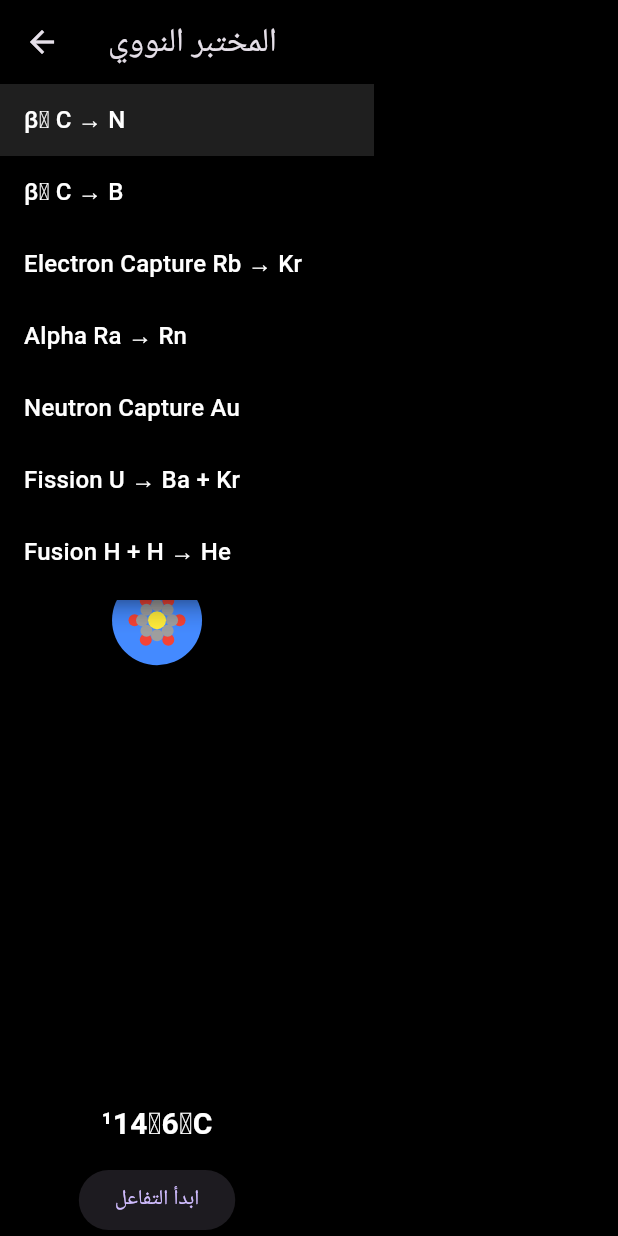
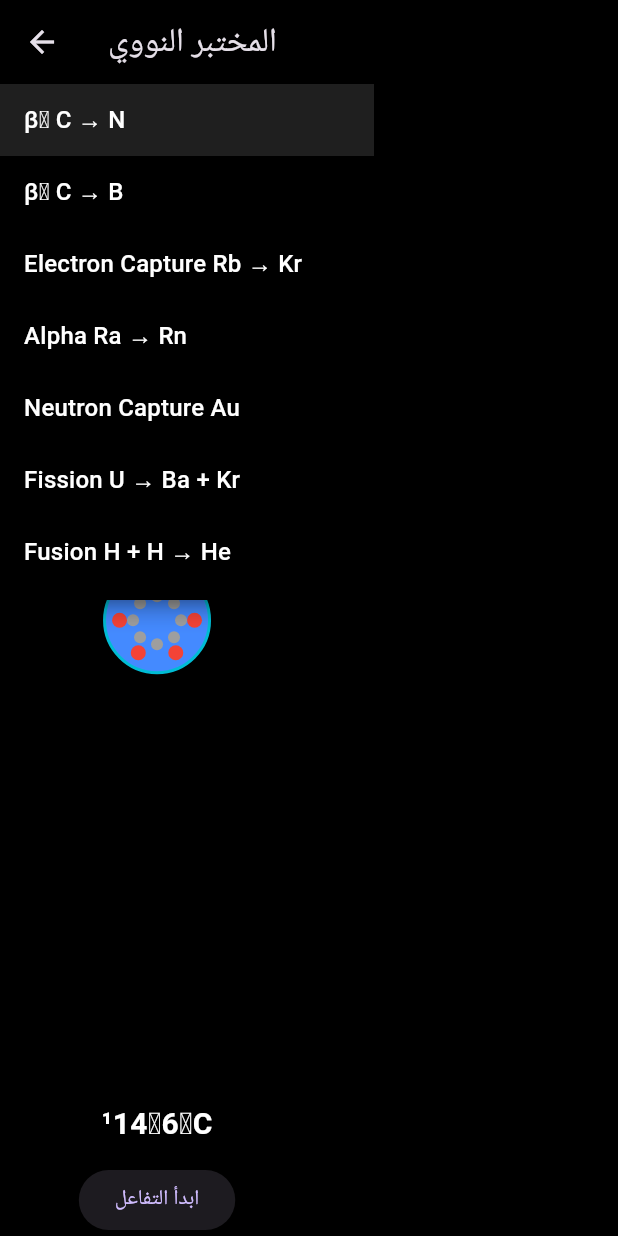
Before and after one commit to 6838gamal/chem-highschool-3rd, a Flutter app: the BondingScreen screen opened directly, after a tap on "β⁻ C → N", on a phone screen of 412 x 824 dp. Run offline on Flutter 3.47's test engine with Material 3 defaults, Android fonts, the phone set to English and light mode, and no system bars; our stand-ins replace fl_chart.

Commit message:
Improve nuclear structure and stability animation for better visual clarity
Update generated JavaScript code for animation rendering and object property access.

Replit-Commit-Author: Agent
Replit-Commit-Session-Id: eb070695-6746-44c1-a7c5-7d8038d3c05c
Replit-Commit-Checkpoint-Type: full_checkpoint
Replit-Commit-Event-Id: f820316b-fea8-4674-90a9-445fb89e7613
Replit-Commit-Screenshot-Url: https://storage.googleapis.com/screenshot-production-us-central1/0f424a1a-0f7b-4639-a0bb-80509891ff8c/eb070695-6746-44c1-a7c5-7d8038d3c05c/FK3EsWX
Replit-Helium-Checkpoint-Created: true

```diff
--- a/lib/lessons/bonding_lesson.dart
+++ b/lib/lessons/bonding_lesson.dart
@@ -46,7 +46,7 @@ class _BondingScreenState extends State<BondingScreen>
 
     controller = AnimationController(
       vsync: this,
-      duration: const Duration(seconds: 6),
+      duration: const Duration(seconds: 8),
     );
 
     reactions = [
@@ -197,28 +197,33 @@ class NuclearPainter extends CustomPainter {
 
   @override
   void paint(Canvas canvas, Size size) {
-    final start = Offset(size.width * 0.2, size.height / 2);
-    final end = Offset(size.width * 0.8, size.height / 2);
+    final start = Offset(size.width * 0.1, size.height / 2);
+    final end = Offset(size.width * 0.9, size.height / 2);
 
-    final pos = Offset.lerp(start, end, t)!;
+    // Smooth easing for more natural movement
+    double easeT = t < 0.5 ? 2 * t * t : -1 + (4 - 2 * t) * t;
+    final pos = Offset.lerp(start, end, easeT)!;
 
-    double shake = (t > 0.3 && t < 0.6) ? sin(t * 40) * 5 : 0;
+    double shake = (t > 0.25 && t < 0.65) ? sin(t * 50) * 8 : 0;
     final c = pos + Offset(shake, 0);
 
     final current = _interpolateNucleus(before, after, t);
 
-    // Glow
-    double glow = (t > 0.3 && t < 0.6) ? (1 - (t - 0.3) * 3) : 0;
+    // Enhanced glow effect
+    double glowIntensity = 0.0;
+    if (t > 0.2 && t < 0.7) {
+      glowIntensity = sin((t - 0.2) * pi / 0.5) * 0.8;
+    }
     final glowPaint = Paint()
-      ..color = Colors.orange.withOpacity(glow)
-      ..maskFilter = const MaskFilter.blur(BlurStyle.normal, 25);
+      ..color = Colors.orange.withOpacity(glowIntensity)
+      ..maskFilter = const MaskFilter.blur(BlurStyle.normal, 35);
 
-    canvas.drawCircle(c, 60, glowPaint);
+    canvas.drawCircle(c, 65, glowPaint);
 
     _drawAtom(canvas, c, current);
     _drawParticles(canvas, c);
 
-    if (t > 0.7) {
+    if (t > 0.6) {
       _drawExplosion(canvas, c);
     }
   }
@@ -231,17 +236,36 @@ class NuclearPainter extends CustomPainter {
   }
 
   void _drawAtom(Canvas canvas, Offset center, Nucleus n) {
-    canvas.drawCircle(center, 30, Paint()..color = Colors.blueAccent);
+    // Draw nucleus core
+    canvas.drawCircle(center, 35, Paint()..color = Colors.blueAccent);
 
+    // Draw nucleus border
+    canvas.drawCircle(center, 35, Paint()
+      ..color = Colors.cyan
+      ..style = PaintingStyle.stroke
+      ..strokeWidth = 2);
+
+    // Draw protons (red) in outer ring
     for (int i = 0; i < n.protons; i++) {
       final angle = i * 2 * pi / max(1, n.protons);
-      final pos = center + Offset(cos(angle), sin(angle)) * 15;
-      canvas.drawCircle(pos, 4, Paint()..color = Colors.red);
+      final pos = center + Offset(cos(angle), sin(angle)) * 25;
+      canvas.drawCircle(pos, 5, Paint()..color = Colors.red);
+      // Add proton label
+      final textPainter = TextPainter(
+        text: const TextSpan(
+          text: '+',
+          style: TextStyle(color: Colors.red, fontSize: 8, fontWeight: FontWeight.bold),
+        ),
+        textDirection: TextDirection.ltr,
+      );
+      textPainter.layout();
+      textPainter.paint(canvas, pos - Offset(textPainter.width / 2, textPainter.height / 2));
     }
 
+    // Draw neutrons (grey) in inner ring
     for (int i = 0; i < n.neutrons; i++) {
       final angle = i * 2 * pi / max(1, n.neutrons);
-      final pos = center + Offset(cos(angle), sin(angle)) * 10;
+      final pos = center + Offset(cos(angle), sin(angle)) * 16;
       canvas.drawCircle(pos, 4, Paint()..color = Colors.grey);
     }
   }
@@ -249,27 +273,35 @@ class NuclearPainter extends CustomPainter {
   void _drawParticles(Canvas canvas, Offset center) {
     void draw(Offset p, Color c, double r) {
       canvas.drawCircle(p, r, Paint()..color = c);
+      // Add glow to particles
+      canvas.drawCircle(p, r + 2, Paint()
+        ..color = c.withOpacity(0.3)
+        ..maskFilter = const MaskFilter.blur(BlurStyle.normal, 4));
     }
 
-    if (type == ReactionType.betaMinus) {
-      final p = Offset.lerp(center, center + const Offset(120, -60), t)!;
+    if (type == ReactionType.betaMinus && t > 0.25) {
+      double particleT = min(1.0, (t - 0.25) / 0.5);
+      final p = Offset.lerp(center, center + const Offset(150, -80), particleT)!;
       draw(p, Colors.yellow, 6);
     }
 
-    if (type == ReactionType.alpha) {
-      final p = Offset.lerp(center, center + const Offset(0, -140), t)!;
-      draw(p, Colors.orange, 10);
+    if (type == ReactionType.alpha && t > 0.25) {
+      double particleT = min(1.0, (t - 0.25) / 0.5);
+      final p = Offset.lerp(center, center + const Offset(0, -180), particleT)!;
+      draw(p, Colors.orange, 11);
     }
 
     if (type == ReactionType.fusion) {
-      final l = Offset.lerp(center + const Offset(-80, 0), center, t)!;
-      final r = Offset.lerp(center + const Offset(80, 0), center, t)!;
+      final l = Offset.lerp(center + const Offset(-100, 0), center, t)!;
+      final r = Offset.lerp(center + const Offset(100, 0), center, t)!;
 
-      draw(l, Colors.blue, 12);
-      draw(r, Colors.blue, 12);
+      if (t < 0.6) {
+        draw(l, Colors.blue, 13);
+        draw(r, Colors.blue, 13);
+      }
 
-      if (t > 0.7) {
-        draw(center, Colors.purple, 20);
+      if (t > 0.6) {
+        draw(center, Colors.purple, 22);
       }
     }
   }
```
Also changed, not shown: 3 other files.
